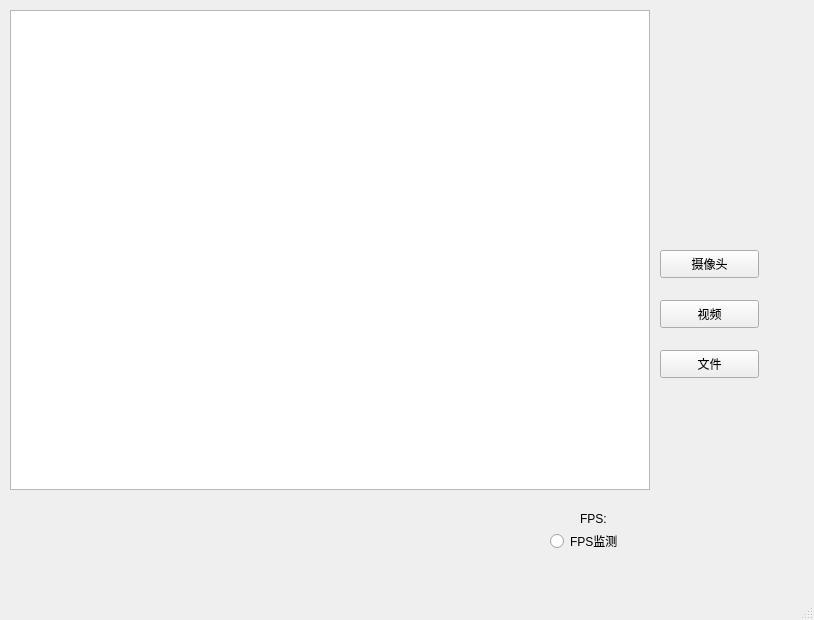
Qt form trafficSystem.ui (qhc99/FinalThesisProject) before a commit.
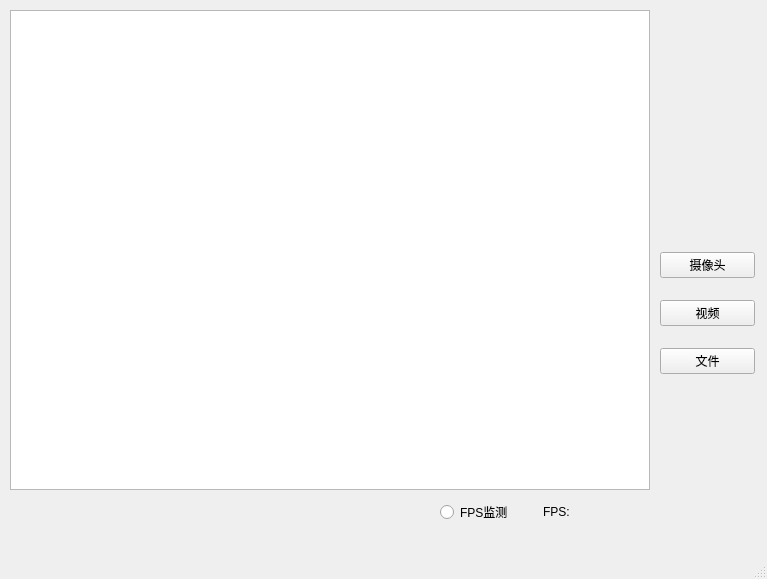
The same form after that commit.

```diff
--- a/trafficSystem.ui
+++ b/trafficSystem.ui
@@ -6,8 +6,8 @@
    <rect>
     <x>0</x>
     <y>0</y>
-    <width>814</width>
-    <height>620</height>
+    <width>767</width>
+    <height>579</height>
    </rect>
   </property>
   <property name="sizePolicy">
@@ -30,70 +30,70 @@
      </rect>
     </property>
    </widget>
-   <widget class="QLabel" name="FPSTextLabel">
-    <property name="geometry">
-     <rect>
-      <x>580</x>
-      <y>510</y>
-      <width>36</width>
-      <height>18</height>
-     </rect>
-    </property>
-    <property name="text">
-     <string>FPS:</string>
-    </property>
-   </widget>
-   <widget class="QRadioButton" name="FPSSwitch">
-    <property name="geometry">
-     <rect>
-      <x>550</x>
-      <y>530</y>
-      <width>90</width>
-      <height>22</height>
-     </rect>
-    </property>
-    <property name="text">
-     <string>FPS监测</string>
-    </property>
-   </widget>
-   <widget class="QPushButton" name="CameraButton">
+   <widget class="QWidget" name="">
     <property name="geometry">
      <rect>
       <x>660</x>
       <y>250</y>
-      <width>99</width>
-      <height>28</height>
+      <width>95</width>
+      <height>126</height>
      </rect>
     </property>
-    <property name="text">
-     <string>摄像头</string>
-    </property>
+    <layout class="QVBoxLayout" name="verticalLayout">
+     <property name="spacing">
+      <number>20</number>
+     </property>
+     <item>
+      <widget class="QPushButton" name="CameraButton">
+       <property name="text">
+        <string>摄像头</string>
+       </property>
+      </widget>
+     </item>
+     <item>
+      <widget class="QPushButton" name="VideoButtion">
+       <property name="text">
+        <string>视频</string>
+       </property>
+      </widget>
+     </item>
+     <item>
+      <widget class="QPushButton" name="FileButton">
+       <property name="text">
+        <string>文件</string>
+       </property>
+      </widget>
+     </item>
+    </layout>
    </widget>
-   <widget class="QPushButton" name="VideoButtion">
+   <widget class="QWidget" name="">
     <property name="geometry">
      <rect>
-      <x>660</x>
-      <y>300</y>
-      <width>99</width>
-      <height>28</height>
+      <x>440</x>
+      <y>500</y>
+      <width>158</width>
+      <height>24</height>
      </rect>
     </property>
-    <property name="text">
-     <string>视频</string>
-    </property>
-   </widget>
-   <widget class="QPushButton" name="FileButton">
-    <property name="geometry">
-     <rect>
-      <x>660</x>
-      <y>350</y>
-      <width>99</width>
-      <height>28</height>
-     </rect>
-    </property>
-    <property name="text">
-     <string>文件</string>
-    </property>
+    <layout class="QHBoxLayout" name="horizontalLayout">
+     <property name="spacing">
+      <number>30</number>
+     </property>
+     <item>
+      <widget class="QRadioButton" name="FPSSwitch">
+       <property name="text">
+        <string>FPS监测</string>
+       </property>
+      </widget>
+     </item>
+     <item>
+      <widget class="QLabel" name="FPSTextLabel">
+       <property name="text">
+        <string>FPS:</string>
+       </property>
+      </widget>
+     </item>
+    </layout>
    </widget>
   </widget>
   <widget class="QStatusBar" name="statusbar"/>
```
Left out of the diff: 2 changed lines with no effect on the pictures.
